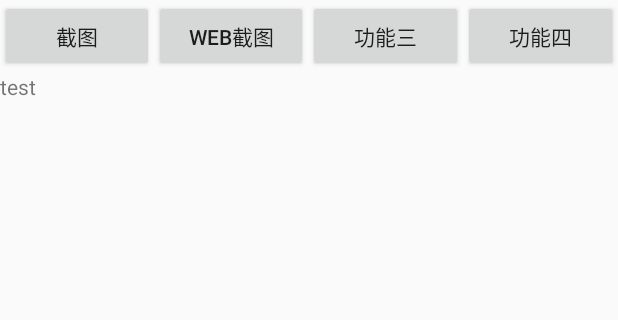
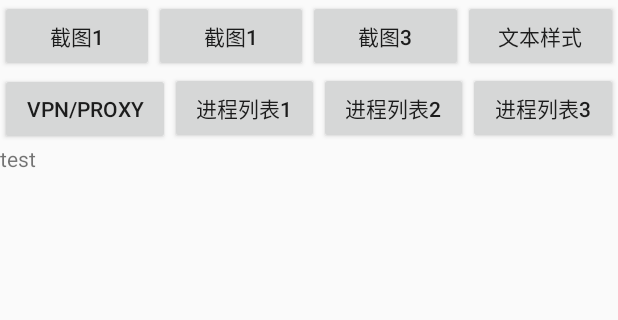
Before and after one commit to weerjean/TestDemo, an Android app: the OtherActivity screen opened directly, with no data from a screen before it, on a phone screen of 412 x 824 dp, the part 84-404 px from its top. Run offline under Robolectric (Android 15) with nearby library versions, the phone set to English and light mode, and no system bars; network calls fail.

Commit message:
添加VPN、代理、进程列表判断功能

```diff
--- a/app/build.gradle
+++ b/app/build.gradle
@@ -35,4 +35,5 @@ dependencies {
     compile 'com.google.code.gson:gson:2.7'
     implementation project(':lbs')
     compile 'com.google.android.gms:play-services-location:8.4.0'
+    implementation 'com.jaredrummler:android-processes:1.1.1'
 }
--- a/app/src/main/java/com/weerjean/testdemo/other/OtherActivity.java
+++ b/app/src/main/java/com/weerjean/testdemo/other/OtherActivity.java
@@ -1,11 +1,20 @@
 package com.weerjean.testdemo.other;
 
+import android.Manifest;
+import android.app.AppOpsManager;
+import android.content.Context;
 import android.content.Intent;
+import android.content.pm.PackageManager;
 import android.graphics.Bitmap;
 import android.graphics.Bitmap.CompressFormat;
 import android.graphics.BitmapFactory;
+import android.os.Build;
+import android.os.Build.VERSION_CODES;
 import android.os.Bundle;
+import android.provider.Settings;
 import android.support.annotation.Nullable;
+import android.support.v4.app.ActivityCompat;
+import android.support.v4.content.ContextCompat;
 import android.text.Html;
 import android.text.SpannableStringBuilder;
 import android.text.Spanned;
@@ -19,13 +28,18 @@ import android.widget.ImageView;
 import android.widget.TextView;
 import com.weerjean.testdemo.R;
 import com.weerjean.testdemo.base.BaseToolbarActivity;
+import com.weerjean.testdemo.lbs.LocationActivity;
 import com.weerjean.testdemo.utils.BitmapUtils;
+import com.weerjean.testdemo.utils.CommenUtils;
+import com.weerjean.testdemo.utils.CommenUtils.ProcessInfo;
 import com.weerjean.testdemo.utils.FileUtils;
 import com.weerjean.testdemo.utils.ScreenShotUtils;
 import com.weerjean.testdemo.utils.ToastUtils;
 import com.weerjean.testdemo.view.MyClickableSpan;
 import com.weerjean.testdemo.view.MyClickableSpan.OnLinkClickListener;
 import com.weerjean.testdemo.webview.BaseWebActivity;
+import java.util.ArrayList;
+import java.util.List;
 
 /**
  * Created by : weiwenjie986 on 18/11/1 下午3:20. Description :
@@ -34,6 +48,7 @@ public class OtherActivity extends BaseToolbarActivity implements OnClickListene
 
     private TextView mTextView;
     private ImageView mImageView;
+    private static int MY_PERMISSIONS_REQUEST_PACKAGE_USAGE_STATS=1;
 
     public static int SCREENSHOT_REQUEST_CODE = 1;
 
@@ -53,10 +68,19 @@ public class OtherActivity extends BaseToolbarActivity implements OnClickListene
         Button other2Btn = (Button) findViewById(R.id.btn_other_2);
         Button other3Btn = (Button) findViewById(R.id.btn_other_3);
         Button other4Btn = (Button) findViewById(R.id.btn_other_4);
+        Button other5Btn = (Button) findViewById(R.id.btn_other_5);
+        Button other6Btn = (Button) findViewById(R.id.btn_other_6);
+        Button other7Btn = (Button) findViewById(R.id.btn_other_7);
+        Button other8Btn = (Button) findViewById(R.id.btn_other_8);
         otherScreenShotBtn.setOnClickListener(this);
         other2Btn.setOnClickListener(this);
         other3Btn.setOnClickListener(this);
         other4Btn.setOnClickListener(this);
+        other5Btn.setOnClickListener(this);
+        other6Btn.setOnClickListener(this);
+        other7Btn.setOnClickListener(this);
+        other8Btn.setOnClickListener(this);
+
     }
 
     @Override
@@ -104,6 +128,33 @@ public class OtherActivity extends BaseToolbarActivity implements OnClickListene
                 mTextView.setText(ssb,TextView.BufferType.SPANNABLE);
 
                 break;
+            case R.id.btn_other_5:
+                boolean isUseedVpn = CommenUtils.isVpnUsed();
+                boolean isWifiProxy = CommenUtils.isWifiProxy();
+                boolean isInstallHookTools = CommenUtils.isInstalledHookTools();
+
+                mTextView.setText("是否使用了VPN:"+isUseedVpn+"\r\n"+"是否使用了代理："+isWifiProxy+"\r\n"+"是否安装了hook工具："+isInstallHookTools);
+
+                break;
+            case R.id.btn_other_6:
+//                List<ProcessInfo> runningProcesses = CommenUtils.getProcessInfo2(this);
+                List<ProcessInfo> processInfo = CommenUtils.getProcessInfo(this);
+
+                mTextView.setText("进程列表:"+ processInfo);
+
+                break;
+            case R.id.btn_other_7:
+                List<ProcessInfo> runningProcesses2 = CommenUtils.getProcessInfo2(this);
+
+                mTextView.setText("进程列表:"+ runningProcesses2);
+
+                break;
+            case R.id.btn_other_8:
+                List<ProcessInfo> runningProcesses3 = CommenUtils.getProcessInfo3(this);
+
+                mTextView.setText("进程列表:"+ runningProcesses3);
+
+                break;
             default:
                 ToastUtils.toast(this,"点击无效，没有找到此按钮");
 
--- a/app/src/main/res/layout/activity_other.xml
+++ b/app/src/main/res/layout/activity_other.xml
@@ -14,28 +14,61 @@
             android:layout_width="wrap_content"
             android:layout_height="wrap_content"
             android:layout_weight="1"
-            android:text="截图"/>
+            android:text="截图1"/>
 
         <Button
             android:id="@+id/btn_other_2"
             android:layout_width="wrap_content"
             android:layout_height="wrap_content"
             android:layout_weight="1"
-            android:text="Web截图"/>
+            android:text="截图1"/>
 
         <Button
             android:id="@+id/btn_other_3"
             android:layout_width="wrap_content"
             android:layout_height="wrap_content"
             android:layout_weight="1"
-            android:text="功能三"/>
+            android:text="截图3"/>
 
         <Button
             android:id="@+id/btn_other_4"
             android:layout_width="wrap_content"
             android:layout_height="wrap_content"
             android:layout_weight="1"
-            android:text="功能四"/>
+            android:text="文本样式"/>
+
+    </LinearLayout>
+
+    <LinearLayout
+        android:layout_width="match_parent"
+        android:layout_height="wrap_content">
+        <Button
+            android:id="@+id/btn_other_5"
+            android:layout_width="wrap_content"
+            android:layout_height="wrap_content"
+            android:layout_weight="1"
+            android:text="VPN/PROXY"/>
+
+        <Button
+            android:id="@+id/btn_other_6"
+            android:layout_width="wrap_content"
+            android:layout_height="wrap_content"
+            android:layout_weight="1"
+            android:text="进程列表1"/>
+
+        <Button
+            android:id="@+id/btn_other_7"
+            android:layout_width="wrap_content"
+            android:layout_height="wrap_content"
+            android:layout_weight="1"
+            android:text="进程列表2"/>
+
+        <Button
+            android:id="@+id/btn_other_8"
+            android:layout_width="wrap_content"
+            android:layout_height="wrap_content"
+            android:layout_weight="1"
+            android:text="进程列表3"/>
 
     </LinearLayout>
 
```
Also changed, not shown: app/src/main/java/com/weerjean/testdemo/utils/CommenUtils.java (+254 -0 lines).
